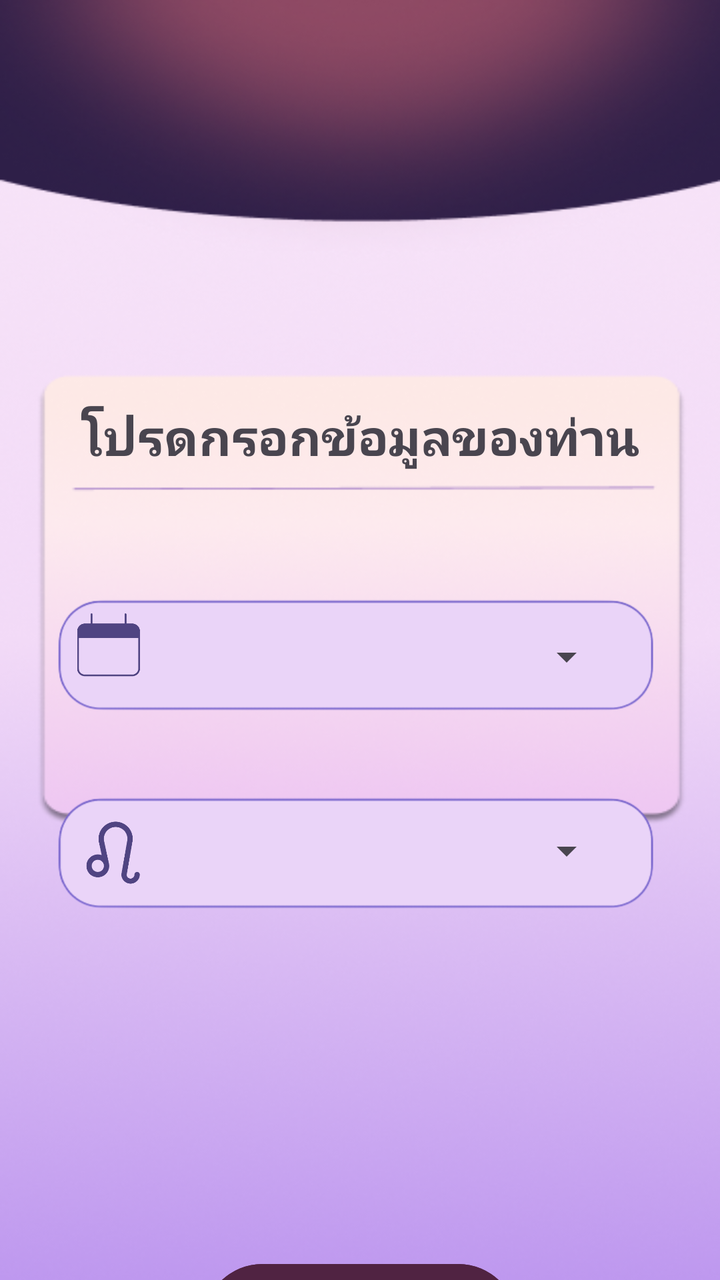
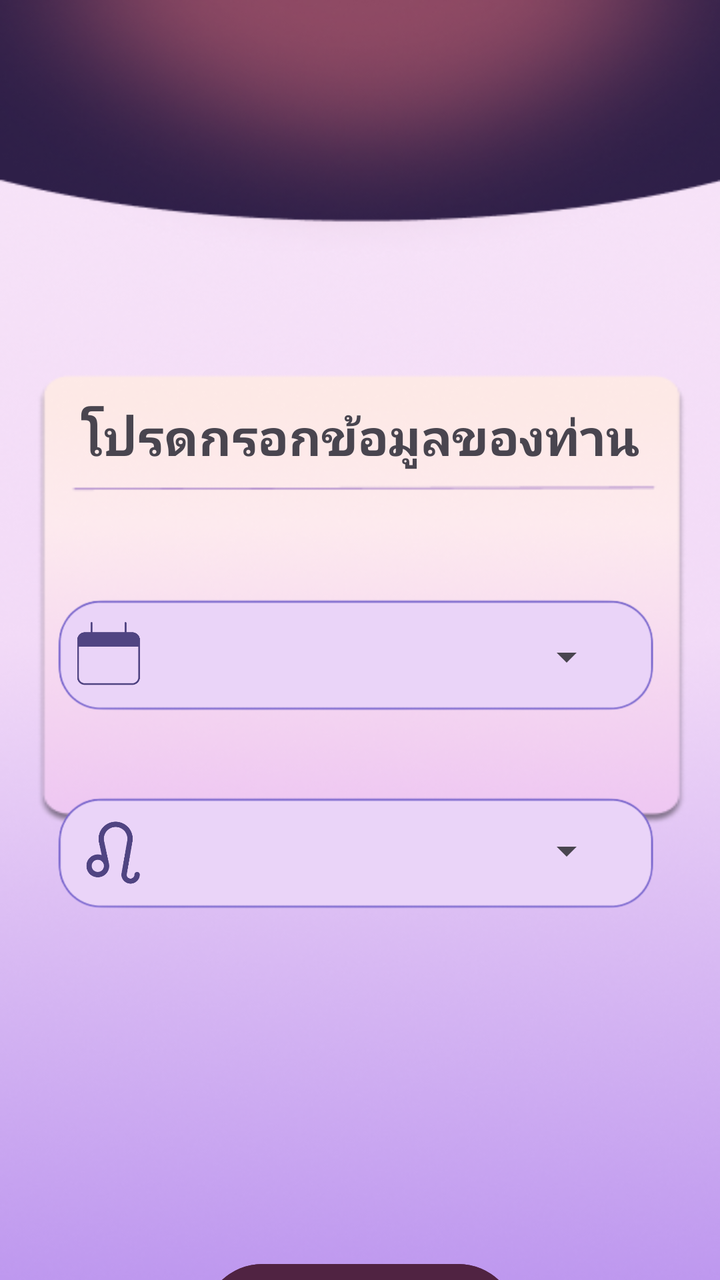

An Android layout rendered at two revisions. The XML below is the earlier revision; the diff shows what the commit changed to produce the second picture.
<!-- AndroidManifest.xml: application theme Theme.Dara -->
<!-- res/layout/fragment_info.xml -->
<?xml version="1.0" encoding="utf-8"?>
<androidx.constraintlayout.widget.ConstraintLayout
    xmlns:android="http://schemas.android.com/apk/res/android"
    xmlns:app="http://schemas.android.com/apk/res-auto"
    xmlns:tools="http://schemas.android.com/tools"
    android:layout_width="match_parent"
    android:layout_height="match_parent"
    android:background="@drawable/info_dara"
    tools:context=".InfoFragment">

    

    <TextView
        android:id="@+id/textTitle"
        android:layout_width="wrap_content"
        android:layout_height="wrap_content"
        android:fontFamily="@font/montserrat"
        android:text="โปรดกรอกข้อมูลของท่าน"
        android:textSize="25sp"
        android:textStyle="bold"
        app:layout_constraintBottom_toBottomOf="parent"
        app:layout_constraintEnd_toEndOf="parent"
        app:layout_constraintStart_toStartOf="parent"
        app:layout_constraintTop_toTopOf="parent"
        app:layout_constraintVertical_bias="0.332" />

    <ImageView
        android:id="@+id/frameDay"
        android:layout_width="362dp"
        android:layout_height="111dp"
        android:layout_marginTop="32dp"
        app:layout_constraintEnd_toEndOf="parent"
        app:layout_constraintHorizontal_bias="0.489"
        app:layout_constraintStart_toStartOf="parent"
        app:layout_constraintTop_toBottomOf="@+id/textTitle"
        app:srcCompat="@drawable/frame" />

    <Spinner
        android:id="@+id/spinnerDay"
        android:layout_width="227dp"
        android:layout_height="52dp"
        app:layout_constraintBottom_toBottomOf="@id/frameDay"
        app:layout_constraintEnd_toEndOf="@id/frameDay"
        app:layout_constraintHorizontal_bias="0.6"
        app:layout_constraintStart_toStartOf="@id/frameDay"
        app:layout_constraintTop_toTopOf="@id/frameDay"
        app:layout_constraintVertical_bias="0.593" />

    <ImageView
        android:id="@+id/iconCalendar"
        android:layout_width="38dp"
        android:layout_height="42dp"
        android:layout_marginStart="36dp"
        app:layout_constraintBottom_toBottomOf="@id/frameDay"
        app:layout_constraintStart_toStartOf="@id/frameDay"
        app:layout_constraintTop_toTopOf="@id/frameDay"
        app:layout_constraintVertical_bias="0.507"
        app:srcCompat="@drawable/calendar" />

    <ImageView
        android:id="@+id/frameZodiac"
        android:layout_width="362dp"
        android:layout_height="111dp"
        android:layout_marginTop="12dp"
        app:layout_constraintEnd_toEndOf="parent"
        app:layout_constraintHorizontal_bias="0.489"
        app:layout_constraintStart_toStartOf="parent"
        app:layout_constraintTop_toBottomOf="@+id/spinnerDay"
        app:srcCompat="@drawable/frame" />

    <Spinner
        android:id="@+id/spinnerZodiac"
        android:layout_width="227dp"
        android:layout_height="52dp"
        app:layout_constraintBottom_toBottomOf="@id/frameZodiac"
        app:layout_constraintEnd_toEndOf="@id/frameZodiac"
        app:layout_constraintHorizontal_bias="0.6"
        app:layout_constraintStart_toStartOf="@id/frameZodiac"
        app:layout_constraintTop_toTopOf="@id/frameZodiac"
        app:layout_constraintVertical_bias="0.559" />

    <ImageView
        android:id="@+id/iconZodiac"
        android:layout_width="35dp"
        android:layout_height="34dp"
        android:layout_marginStart="40dp"
        app:layout_constraintBottom_toBottomOf="@id/frameZodiac"
        app:layout_constraintStart_toStartOf="@id/frameZodiac"
        app:layout_constraintTop_toTopOf="@id/frameZodiac"
        app:layout_constraintVertical_bias="0.545"
        app:srcCompat="@drawable/zodiac" />

    <Button
        android:id="@+id/btn_info"
        android:layout_width="157dp"
        android:layout_height="67dp"
        android:layout_marginTop="628dp"
        android:backgroundTint="#502342"
        android:fontFamily="@font/montserrat"
        android:text="ดูดวงวันนี้"
        android:textSize="20sp"
        app:layout_constraintEnd_toEndOf="parent"
        app:layout_constraintStart_toStartOf="parent"
        app:layout_constraintTop_toTopOf="parent" />

</androidx.constraintlayout.widget.ConstraintLayout>
<!-- resources referenced by this layout -->
<resources>
  <!-- drawable calendar: png bitmap (drawable, 7718 bytes) -->
  <!-- drawable frame: png bitmap (drawable, 10566 bytes) -->
  <!-- drawable info_dara: png bitmap (drawable, 166858 bytes) -->
  <!-- drawable zodiac: png bitmap (drawable, 13341 bytes) -->
  <style name="Theme.Dara" parent="Base.Theme.Dara" />
  <style name="Base.Theme.Dara" parent="Theme.Material3.DayNight.NoActionBar">
          
          
      </style>
</resources>

<!-- the commit's change to res/layout/fragment_info.xml (unified diff, before → after) -->
@@ -50,6 +50,7 @@
         android:id="@+id/iconCalendar"
         android:layout_width="38dp"
         android:layout_height="42dp"
+        android:layout_marginTop="9dp"
         android:layout_marginStart="36dp"
         app:layout_constraintBottom_toBottomOf="@id/frameDay"
         app:layout_constraintStart_toStartOf="@id/frameDay"
